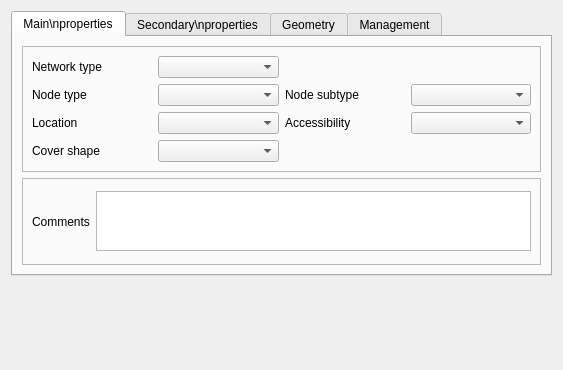
This is Lamia/worktypeconf/base3_urbandrainage/qgswidgets/lamia_form_node_ui.ui in Artelia/Lamia as Qt 5 draws it before an edit. The edited form follows.
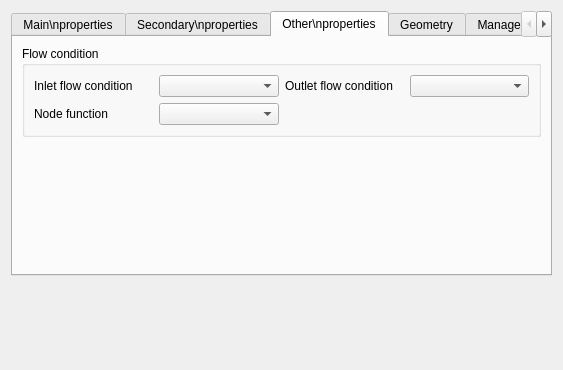
This is the edited form.

Diff of the .ui file:
```diff
--- a/Lamia/worktypeconf/base3_urbandrainage/qgswidgets/lamia_form_node_ui.ui
+++ b/Lamia/worktypeconf/base3_urbandrainage/qgswidgets/lamia_form_node_ui.ui
@@ -17,7 +17,7 @@
    <item>
     <widget class="QTabWidget" name="tabWidget_2">
      <property name="currentIndex">
-      <number>0</number>
+      <number>2</number>
      </property>
      <widget class="QWidget" name="tab_6">
       <attribute name="title">
@@ -649,6 +649,65 @@
        </item>
       </layout>
      </widget>
+     <widget class="QWidget" name="tab_10">
+      <attribute name="title">
+       <string>Other\nproperties</string>
+      </attribute>
+      <layout class="QVBoxLayout" name="verticalLayout_6">
+       <item>
+        <widget class="QGroupBox" name="groupBox">
+         <property name="title">
+          <string>Flow condition</string>
+         </property>
+         <layout class="QGridLayout" name="gridLayout_13">
+          <item row="0" column="2">
+           <widget class="QLabel" name="label_13">
+            <property name="text">
+             <string>Outlet flow condition</string>
+            </property>
+           </widget>
+          </item>
+          <item row="0" column="0">
+           <widget class="QLabel" name="label_12">
+            <property name="text">
+             <string>Inlet flow condition</string>
+            </property>
+           </widget>
+          </item>
+          <item row="0" column="3">
+           <widget class="QComboBox" name="flowconditiondownstream"/>
+          </item>
+          <item row="0" column="1">
+           <widget class="QComboBox" name="flowconditionupstream"/>
+          </item>
+          <item row="1" column="0">
+           <widget class="QLabel" name="label_14">
+            <property name="text">
+             <string>Node function</string>
+            </property>
+           </widget>
+          </item>
+          <item row="1" column="1">
+           <widget class="QComboBox" name="systemfunction"/>
+          </item>
+         </layout>
+        </widget>
+       </item>
+       <item>
+        <spacer name="verticalSpacer_3">
+         <property name="orientation">
+          <enum>Qt::Vertical</enum>
+         </property>
+         <property name="sizeHint" stdset="0">
+          <size>
+           <width>20</width>
+           <height>40</height>
+          </size>
+         </property>
+        </spacer>
+       </item>
+      </layout>
+     </widget>
      <widget class="QWidget" name="tab_8">
       <attribute name="title">
        <string>Geometry</string>
```
